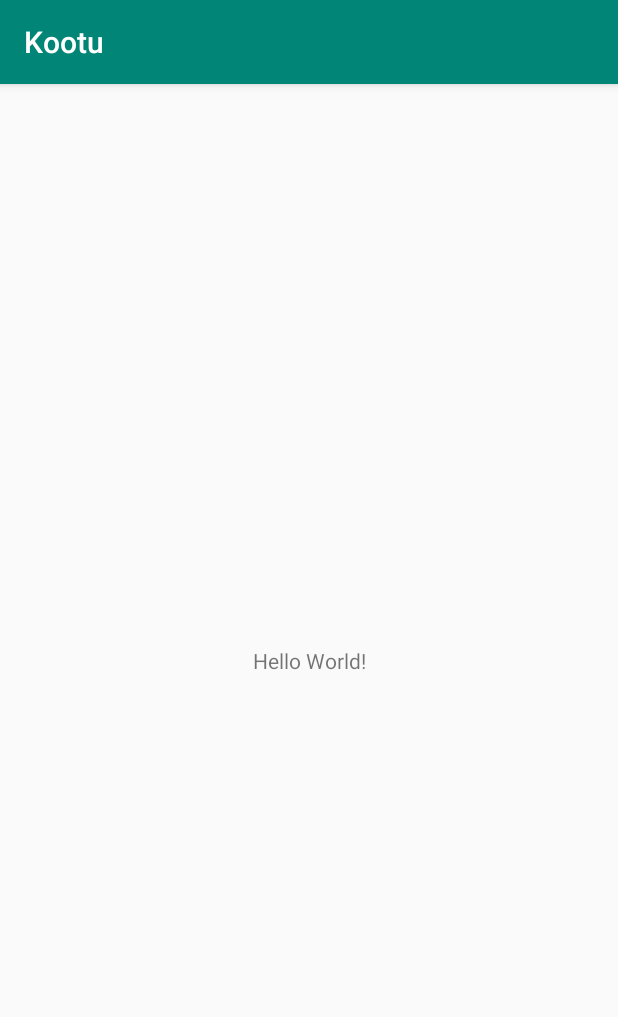
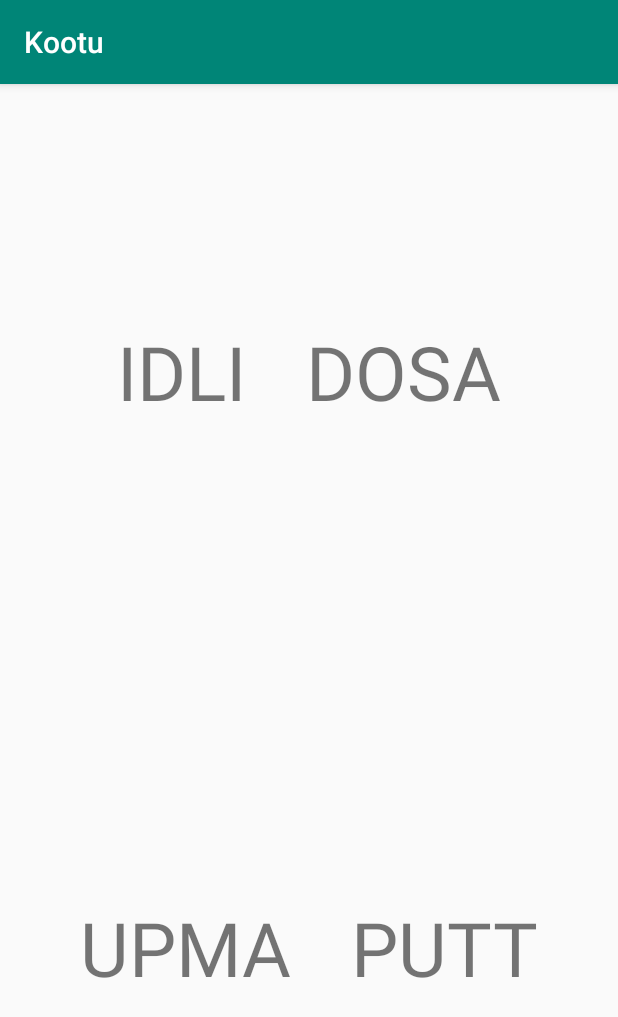
Before and after one commit to shaheennamboori/Kootu, an Android app: the screen it shows after launch (MainActivity), on a phone screen of 412 x 824 dp. Shown: the top 1017 px of the screen. Run offline under Robolectric (Android 15) with nearby library versions, the phone set to English and light mode, and no system bars.

Commit message:
started a base layout

```diff
--- a/app/src/main/res/layout/activity_main.xml
+++ b/app/src/main/res/layout/activity_main.xml
@@ -1,18 +1,52 @@
 <?xml version="1.0" encoding="utf-8"?>
-<android.support.constraint.ConstraintLayout xmlns:android="http://schemas.android.com/apk/res/android"
+<LinearLayout
+    xmlns:android="http://schemas.android.com/apk/res/android"
     xmlns:app="http://schemas.android.com/apk/res-auto"
     xmlns:tools="http://schemas.android.com/tools"
     android:layout_width="match_parent"
     android:layout_height="match_parent"
-    tools:context=".MainActivity">
+    android:orientation="vertical"
+    tools:context=".MainActivity"
+    >
 
-    <TextView
+    <LinearLayout
+        android:layout_width="match_parent"
+        android:layout_height="0dp"
+        android:layout_weight="1"
+        android:gravity="center"
+        android:layout_margin="10dp">
+        <TextView
         android:layout_width="wrap_content"
         android:layout_height="wrap_content"
-        android:text="Hello World!"
-        app:layout_constraintBottom_toBottomOf="parent"
-        app:layout_constraintLeft_toLeftOf="parent"
-        app:layout_constraintRight_toRightOf="parent"
-        app:layout_constraintTop_toTopOf="parent" />
+        android:text="IDLI"
+            android:layout_margin="20dp"
+            android:textSize="@dimen/textsize"/>
+        <TextView
+            android:layout_margin="20dp"
+            android:layout_width="wrap_content"
+            android:layout_height="wrap_content"
+            android:text="DOSA"
+            android:textSize="@dimen/textsize"/>
+    </LinearLayout>
+    <LinearLayout
+        android:gravity="center"
+        android:layout_margin="10dp"
+        android:layout_width="match_parent"
+        android:layout_height="0dp"
+        android:layout_weight="1"
+        >
+        <TextView
+            android:layout_margin="20dp"
+            android:layout_width="wrap_content"
+            android:layout_height="wrap_content"
+            android:text="UPMA"
+            android:textSize="@dimen/textsize"/>
+        <TextView
+            android:layout_margin="20dp"
+            android:layout_width="wrap_content"
+            android:layout_height="wrap_content"
+            android:text="PUTT"
+            android:textSize="@dimen/textsize"/>
 
-</android.support.constraint.ConstraintLayout>
+    </LinearLayout>
+</LinearLayout>
--- /dev/null
+++ b/app/src/main/res/values/dimens.xml
@@ -0,0 +1,4 @@
+<?xml version="1.0" encoding="utf-8"?>
+<resources>
+    <dimen name="textsize">50sp</dimen>
+</resources>
```
